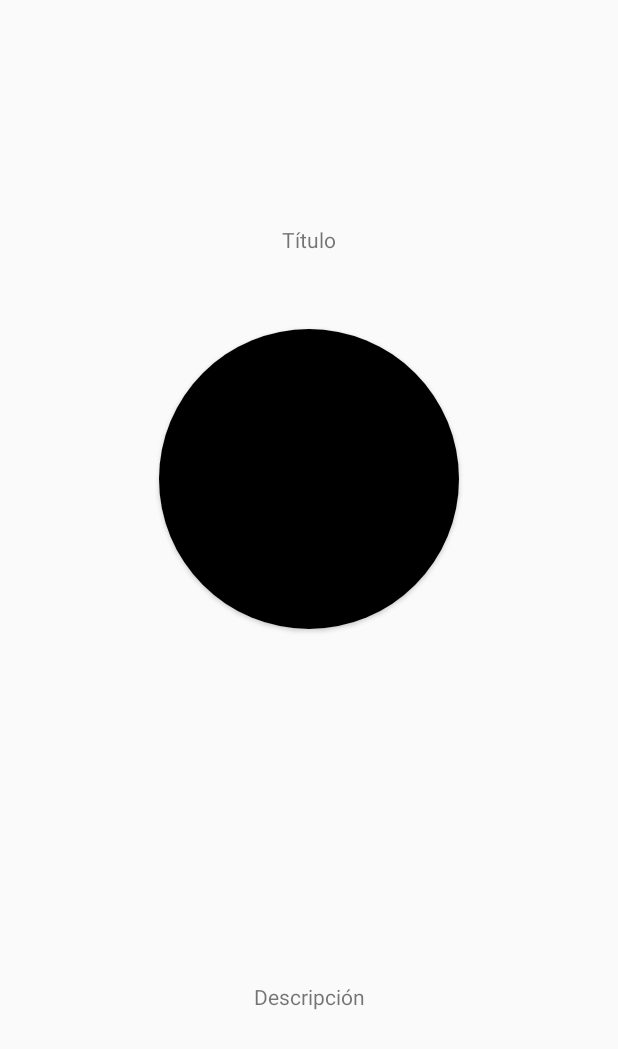
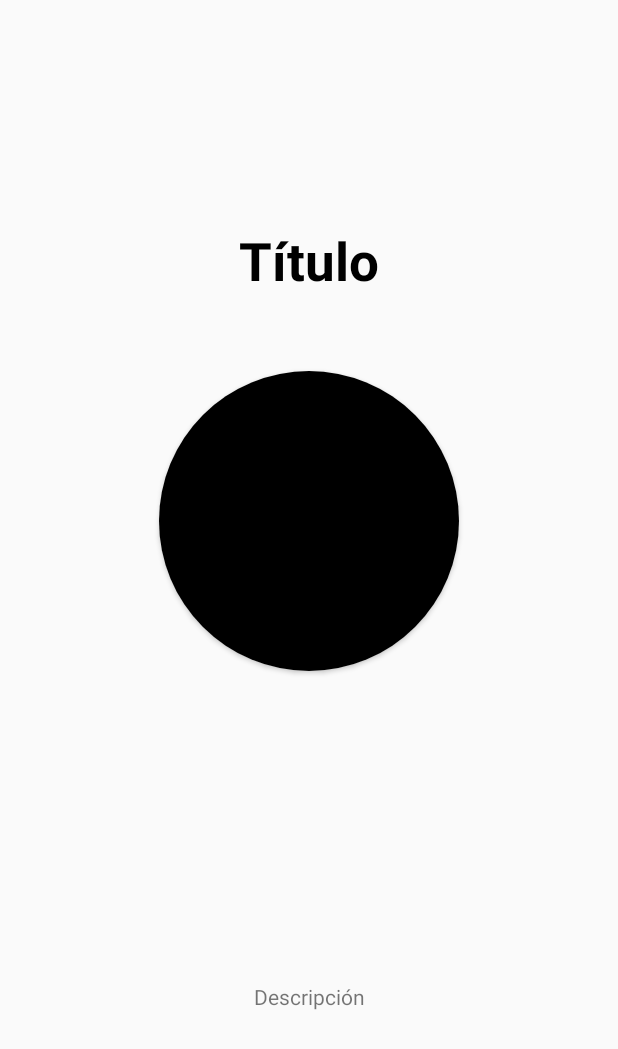
Before and after one commit to RaulBreaFernandez/DI, an Android app: the layout activity_detail.xml on its own in the app's theme, with its tools: preview values and no code run, on a phone screen of 412 x 824 dp. Shown: the top 1049 px of the screen. Run offline under Robolectric (Android 15) with nearby library versions, the phone set to English and light mode, and no system bars; network calls fail.

Commit message:
Tarea 4 sprint 4 completada

```diff
--- a/sprint4Android/app/src/main/res/layout/activity_detail.xml
+++ b/sprint4Android/app/src/main/res/layout/activity_detail.xml
@@ -13,7 +13,9 @@
         app:layout_constraintEnd_toEndOf="parent"
         app:layout_constraintTop_toTopOf="parent"
         app:layout_constraintStart_toStartOf="parent"
-        android:layout_marginTop="150dp" />
+        android:layout_marginTop="150dp"
+        android:textAlignment="center"
+        style = "@style/title_text_size"/>
 
     <androidx.cardview.widget.CardView
         android:id="@+id/cardview_detail_activity"
--- a/sprint4Android/app/src/main/res/layout/element.xml
+++ b/sprint4Android/app/src/main/res/layout/element.xml
@@ -62,7 +62,7 @@
                         android:layout_marginBottom="3dp"
                         android:text="Title"
                         android:textColor="@color/black"
-                        android:textSize="24sp"
+                        style = "@style/title_text_size"
                         />
             </LinearLayout>
         </RelativeLayout>
--- /dev/null
+++ b/sprint4Android/app/src/main/res/values/styles.xml
@@ -0,0 +1,8 @@
+<?xml version="1.0" encoding="utf-8"?>
+<resources>
+    <style name="title_text_size">
+        <item name="android:textSize">35sp</item>
+        <item name="android:textColor">@color/black</item>
+        <item name="android:textStyle">bold</item>
+    </style>
+</resources>
```
